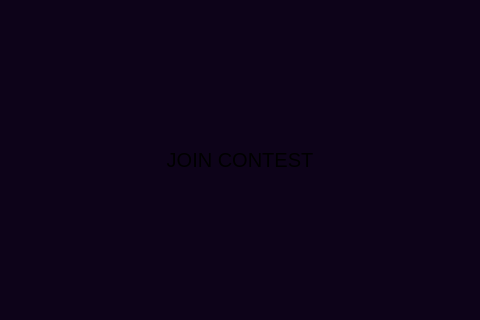
Old version of the form CyberRange/Client/MainMenu.ui in the repository Pafy-24/CyberRange----POO; both pictures show x 237 to 717 and y 150 to 470 of the 809 by 606 pixel window.
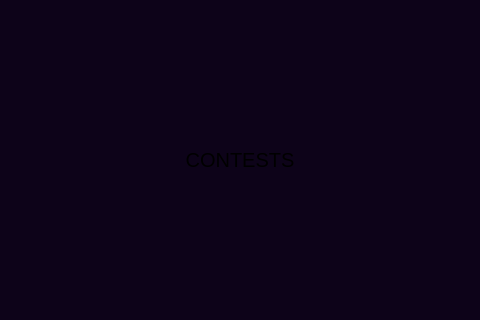
New version of the form. The open tabs and pages were chosen to show the change.

```diff
--- a/CyberRange/Client/MainMenu.ui
+++ b/CyberRange/Client/MainMenu.ui
@@ -1360,7 +1360,7 @@
                  </font>
                 </property>
                 <property name="text">
-                 <string>JOIN CONTEST</string>
+                 <string>CONTESTS</string>
                 </property>
                 <property name="alignment">
                  <set>Qt::AlignmentFlag::AlignCenter</set>
```
Left out of the diff: 4 changed lines with no effect on the pictures.
